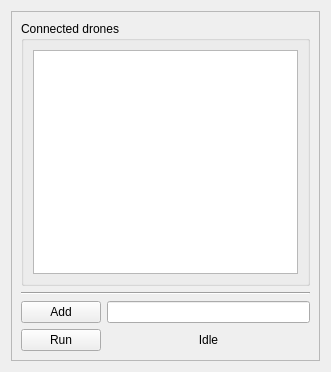
Qt form src/tools/connection_handler/src/ConnectionHandler.ui (asilvaigor/psc) before a commit.
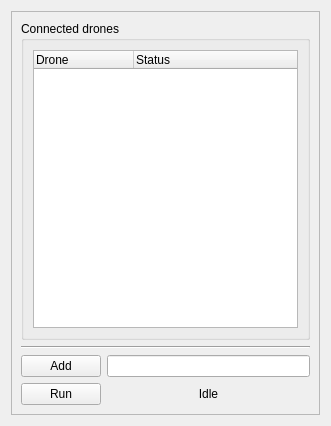
The same form after that commit. Icons and pictures are not drawn.

Commit message: Finishing connection plugin

What changed in the file:
```diff
--- a/src/tools/connection_handler/src/ConnectionHandler.ui
+++ b/src/tools/connection_handler/src/ConnectionHandler.ui
@@ -10,9 +10,15 @@
     <x>0</x>
     <y>0</y>
     <width>331</width>
-    <height>372</height>
+    <height>426</height>
    </rect>
   </property>
+  <property name="sizePolicy">
+   <sizepolicy hsizetype="Minimum" vsizetype="Minimum">
+    <horstretch>0</horstretch>
+    <verstretch>0</verstretch>
+   </sizepolicy>
+  </property>
   <property name="windowTitle">
    <string>connection_handler</string>
   </property>
@@ -32,7 +38,7 @@
         <x>0</x>
         <y>0</y>
         <width>311</width>
-        <height>352</height>
+        <height>406</height>
        </rect>
       </property>
       <layout class="QVBoxLayout" name="verticalLayout_2">
@@ -48,16 +54,41 @@
            </property>
            <layout class="QVBoxLayout" name="verticalLayout_6">
             <item>
-             <widget class="QListWidget" name="connected_list">
-              <property name="maximumSize">
-               <size>
-                <width>16777215</width>
-                <height>16777215</height>
-               </size>
+             <widget class="QTreeWidget" name="drones_list">
+              <property name="sizePolicy">
+               <sizepolicy hsizetype="Expanding" vsizetype="Expanding">
+                <horstretch>0</horstretch>
+                <verstretch>0</verstretch>
+               </sizepolicy>
               </property>
-              <property name="sortingEnabled">
-               <bool>true</bool>
+              <property name="horizontalScrollBarPolicy">
+               <enum>Qt::ScrollBarAsNeeded</enum>
               </property>
+              <property name="sizeAdjustPolicy">
+               <enum>QAbstractScrollArea::AdjustIgnored</enum>
+              </property>
+              <property name="columnCount">
+               <number>2</number>
+              </property>
+              <attribute name="headerVisible">
+               <bool>true</bool>
+              </attribute>
+              <attribute name="headerDefaultSectionSize">
+               <number>100</number>
+              </attribute>
+              <attribute name="headerHighlightSections">
+               <bool>true</bool>
+              </attribute>
+              <column>
+               <property name="text">
+                <string>Drone</string>
+               </property>
+              </column>
+              <column>
+               <property name="text">
+                <string>Status</string>
+               </property>
+              </column>
              </widget>
             </item>
            </layout>
```
The commit also changes 3 other files.
